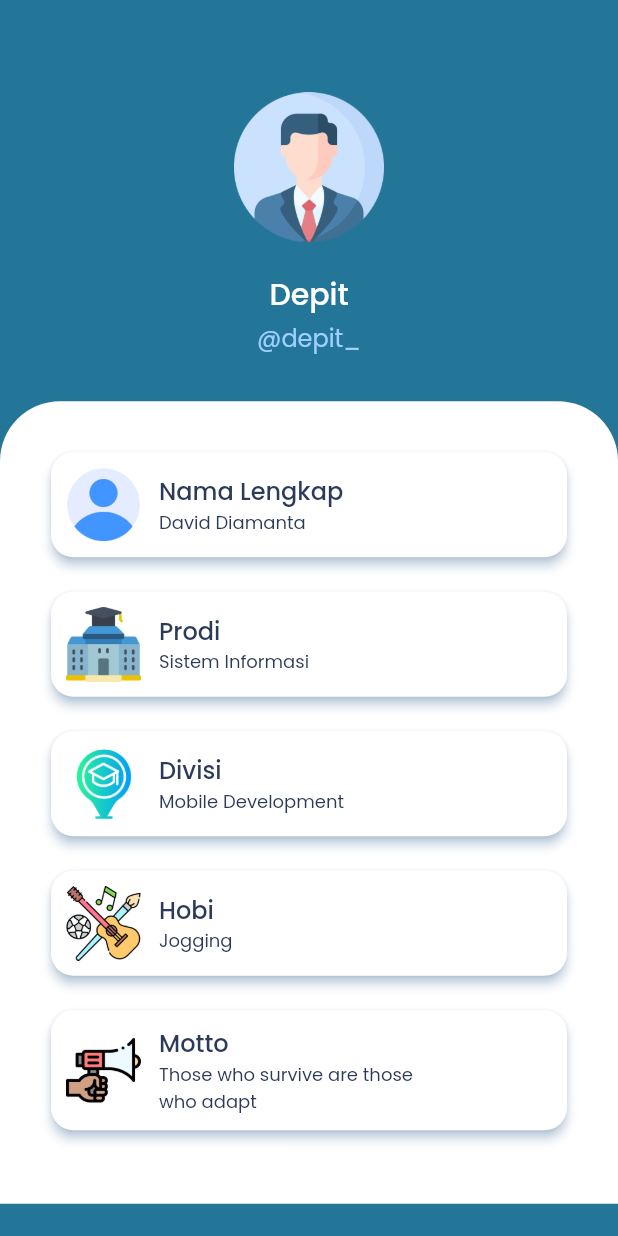
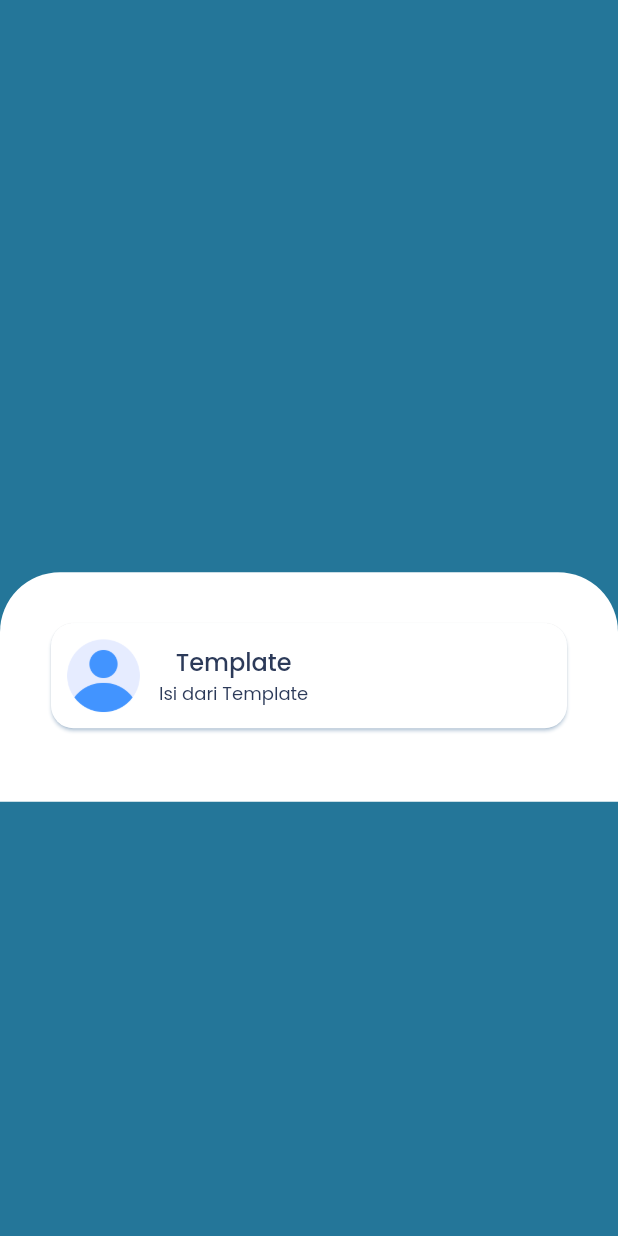
Before and after one commit to safitri02/Itc-Profile, a Flutter app: the screen it shows after launch, after a tap on "LIHAT PROFIL", on a phone screen of 412 x 824 dp. Run offline on Flutter 3.47's test engine with Material 2 defaults, Android fonts, the phone set to English and light mode, and no system bars.

Commit message:
penyempurnaan koding Puzzle

```diff
--- a/lib/pages/home_page.dart
+++ b/lib/pages/home_page.dart
@@ -17,29 +17,14 @@ class HomePage extends StatelessWidget {
                   height: 40,
                 ),
                 // menambahkan image profile (w:100, h:100)
-                Image.asset('assets/images/cowo.png', width: 100, height: 100),
                 SizedBox(
                   height: 20,
                 ),
                 // menambahkan text profile (f: 20, c: white)
-                Text('Depit',
-                    style: TextStyle(
-                      fontSize: 20,
-                      color: Color(0xffffffff),
-                      fontWeight: FontWeight.w500,
-                      fontFamily: 'Poppins',
-                    )),
                 SizedBox(
                   height: 2,
                 ),
                 // menambahkan username ig(f:16, c:lightblue)
-                Text('@depit_',
-                    style: TextStyle(
-                      fontSize: 16,
-                      color: Color(0xff9ED0FF),
-                      fontWeight: FontWeight.w400,
-                      fontFamily: 'Poppins',
-                    )),
                 SizedBox(
                   height: 30,
                 ),
@@ -55,24 +40,7 @@ class HomePage extends StatelessWidget {
                   child: Column(
                     crossAxisAlignment: CrossAxisAlignment.start,
                     children: [
-                      buildCard("nama", "Nama Lengkap", "David Diamanta"),
-                      SizedBox(
-                        height: 15,
-                      ),
-                      buildCard("prodi", "Prodi", "Sistem Informasi"),
-                      SizedBox(
-                        height: 15,
-                      ),
-                      buildCard("divisi", "Divisi", "Mobile Development"),
-                      SizedBox(
-                        height: 15,
-                      ),
-                      buildCard("hobi", "Hobi", "Jogging"),
-                      SizedBox(
-                        height: 15,
-                      ),
-                      buildCard("motto", "Motto",
-                          "Those who survive are those \nwho adapt"),
+                      buildCard("nama", "Template", "Isi dari Template"),
                       SizedBox(
                         height: 15,
                       ),
@@ -89,8 +57,7 @@ class HomePage extends StatelessWidget {
 
   Card buildCard(String gambar, String judul, String isi) {
     return Card(
-      // elevation: 3,
-      elevation: 3,
+      // elevation: 2,
       shadowColor: lightITColor,
       shape: RoundedRectangleBorder(
         borderRadius: BorderRadius.circular(15),
@@ -109,7 +76,6 @@ class HomePage extends StatelessWidget {
             ),
             Column(
               // menambahkan ca.start
-              crossAxisAlignment: CrossAxisAlignment.start,
               children: [
                 Text(
                   judul,
--- a/lib/pages/splash.dart
+++ b/lib/pages/splash.dart
@@ -11,11 +11,9 @@ class Splash extends StatelessWidget {
       body: Center(
         child: ListView(
           //padding buat bungkus di listview
-          padding: EdgeInsets.all(25),
           children: [
             SizedBox(height: 100),
             // image for logo
-            Image.asset('assets/images/logoputih.png'),
             const Text(
               'ITC PROFILE!',
               textAlign: TextAlign.center,
@@ -27,19 +25,7 @@ class Splash extends StatelessWidget {
               ),
             ),
             // mebambahkan sizebox
-            SizedBox(
-              height: 20,
-            ),
             // menambahkan text deskripsi dan style (f:17)
-            Text(
-                'wih! kamu sudah aplikasi kamu sendiri nih, coba klik “lihat profil” untuk melihat profil buatan kamu!',
-                textAlign: TextAlign.center,
-                style: TextStyle(
-                  fontSize: 17,
-                  color: Color(0xffffffff),
-                  fontWeight: FontWeight.w500,
-                  fontFamily: 'Poppins',
-                )),
             SizedBox(
               height: 100,
             ),
```
